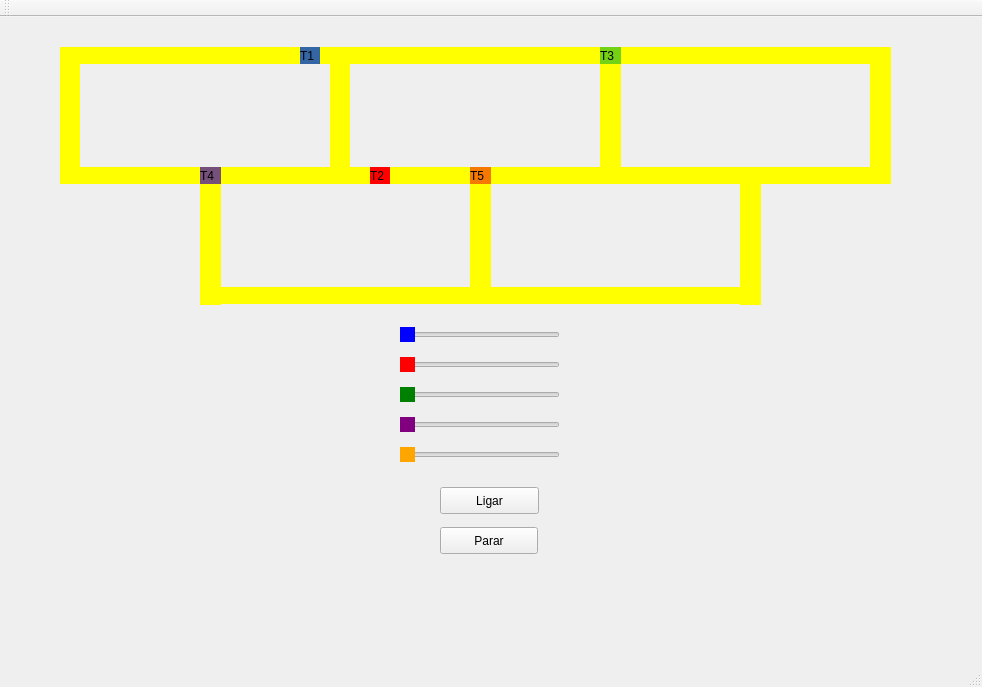
Old version of the form mainwindow.ui in the repository alexalmeida52/projeto-dos-trens.
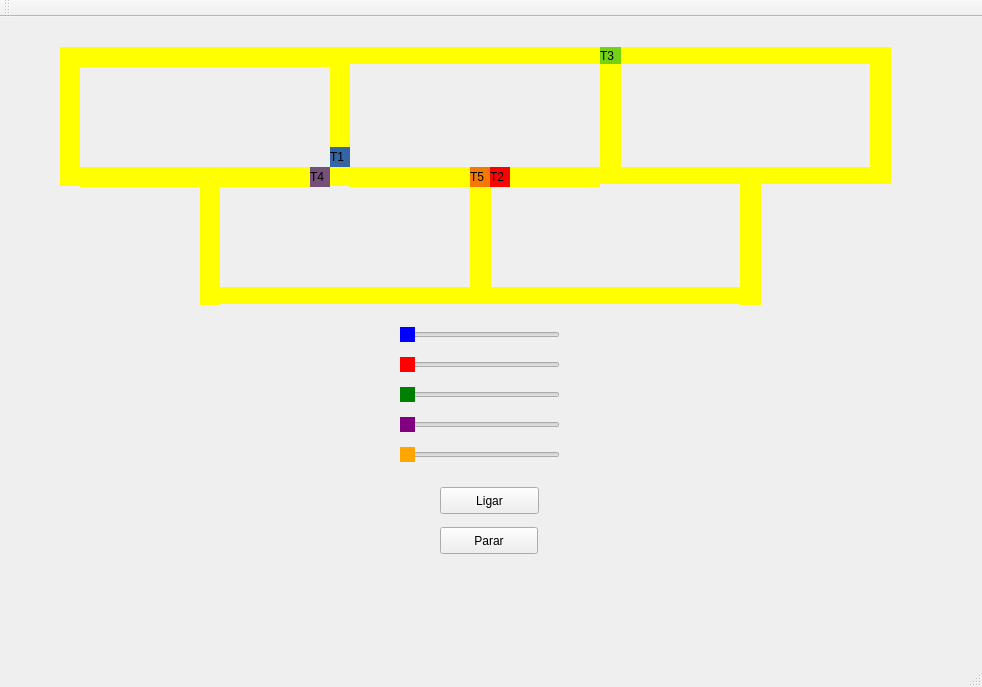
New version of the form.

The edit to the form file:
```diff
--- a/mainwindow.ui
+++ b/mainwindow.ui
@@ -17,10 +17,10 @@
    <widget class="QLabel" name="label_trem1">
     <property name="geometry">
      <rect>
-      <x>300</x>
-      <y>30</y>
+      <x>330</x>
+      <y>130</y>
       <width>20</width>
-      <height>17</height>
+      <height>20</height>
      </rect>
     </property>
     <property name="styleSheet">
@@ -36,7 +36,7 @@
       <x>80</x>
       <y>30</y>
       <width>250</width>
-      <height>17</height>
+      <height>20</height>
      </rect>
     </property>
     <property name="styleSheet">
@@ -52,7 +52,7 @@
       <x>80</x>
       <y>150</y>
       <width>250</width>
-      <height>17</height>
+      <height>20</height>
      </rect>
     </property>
     <property name="styleSheet">
@@ -68,7 +68,7 @@
       <x>330</x>
       <y>30</y>
       <width>20</width>
-      <height>137</height>
+      <height>139</height>
      </rect>
     </property>
     <property name="styleSheet">
@@ -84,7 +84,7 @@
       <x>60</x>
       <y>30</y>
       <width>20</width>
-      <height>137</height>
+      <height>139</height>
      </rect>
     </property>
     <property name="styleSheet">
@@ -158,7 +158,7 @@
       <x>350</x>
       <y>150</y>
       <width>250</width>
-      <height>17</height>
+      <height>20</height>
      </rect>
     </property>
     <property name="styleSheet">
@@ -171,10 +171,10 @@
    <widget class="QLabel" name="label_trem2">
     <property name="geometry">
      <rect>
-      <x>370</x>
+      <x>490</x>
       <y>150</y>
       <width>20</width>
-      <height>17</height>
+      <height>20</height>
      </rect>
     </property>
     <property name="styleSheet">
@@ -237,7 +237,7 @@
      <rect>
       <x>200</x>
       <y>167</y>
-      <width>21</width>
+      <width>20</width>
       <height>121</height>
      </rect>
     </property>
@@ -299,10 +299,10 @@
    <widget class="QLabel" name="label_trem4">
     <property name="geometry">
      <rect>
-      <x>200</x>
+      <x>310</x>
       <y>150</y>
-      <width>21</width>
-      <height>17</height>
+      <width>20</width>
+      <height>20</height>
      </rect>
     </property>
     <property name="styleSheet">
@@ -317,8 +317,8 @@
      <rect>
       <x>470</x>
       <y>150</y>
-      <width>21</width>
-      <height>17</height>
+      <width>20</width>
+      <height>20</height>
      </rect>
     </property>
     <property name="styleSheet">
@@ -450,24 +450,24 @@
      <enum>Qt::Horizontal</enum>
     </property>
    </widget>
+   <zorder>label_trilho4_5</zorder>
+   <zorder>label_trilho2_2</zorder>
+   <zorder>label_trilho3</zorder>
+   <zorder>label_trilho4_4</zorder>
    <zorder>label_trilho1_5</zorder>
    <zorder>label_trilho1_4</zorder>
    <zorder>label_trilho1</zorder>
    <zorder>label_trilho2</zorder>
-   <zorder>label_trilho3</zorder>
    <zorder>label_trilho4</zorder>
    <zorder>label_trem1</zorder>
    <zorder>pushButton</zorder>
    <zorder>pushButton_2</zorder>
    <zorder>label_trilho4_2</zorder>
    <zorder>label_trilho1_2</zorder>
-   <zorder>label_trilho2_2</zorder>
    <zorder>label_trem2</zorder>
    <zorder>label_trilho4_3</zorder>
    <zorder>label_trilho2_3</zorder>
    <zorder>label_trilho1_3</zorder>
-   <zorder>label_trilho4_4</zorder>
-   <zorder>label_trilho4_5</zorder>
    <zorder>label_trilho4_6</zorder>
    <zorder>label_trem3</zorder>
    <zorder>label_trem4</zorder>
```
